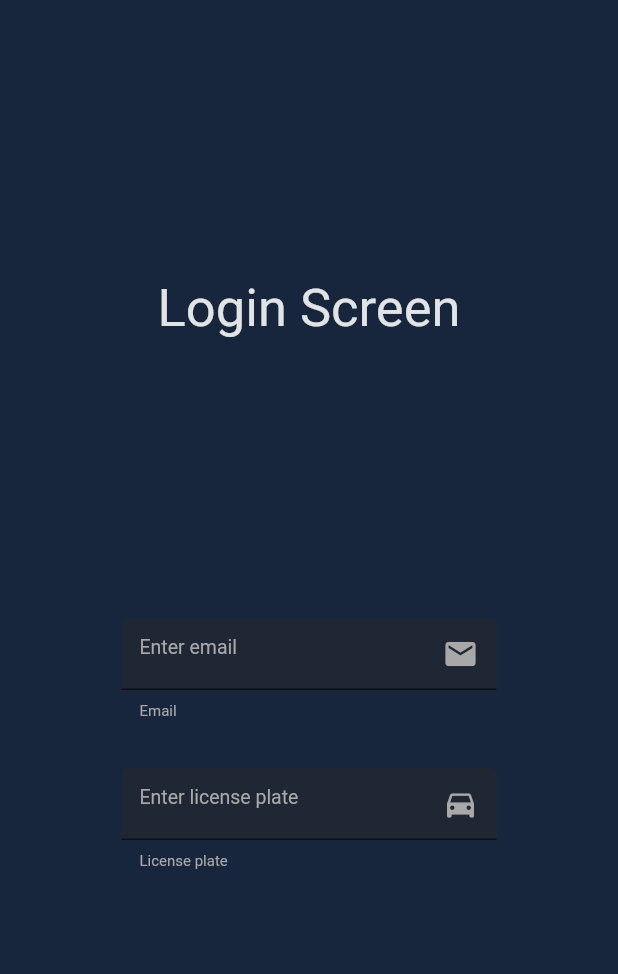
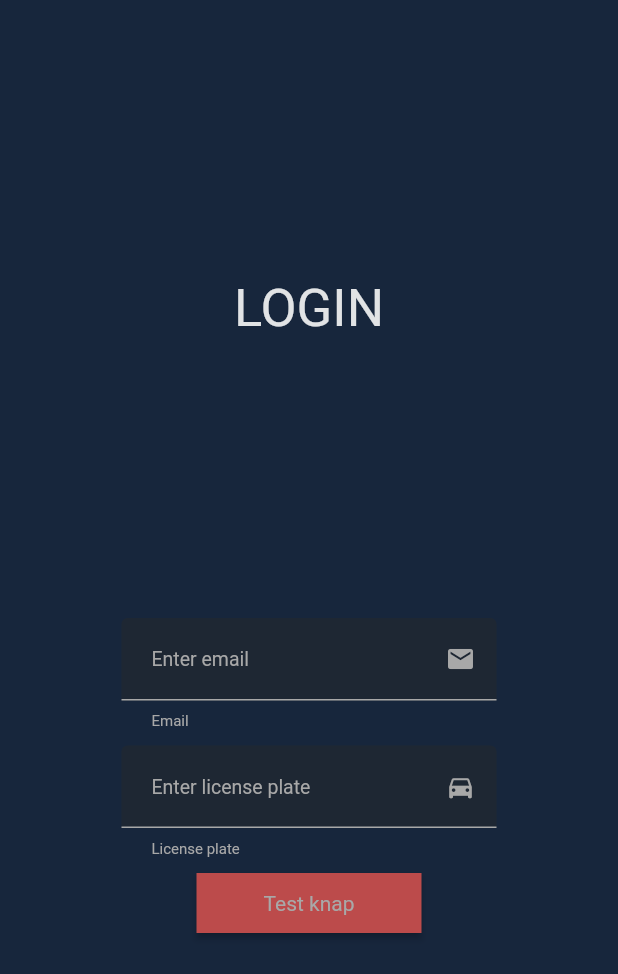
Before and after one commit to AAU-projects/P8-route-planner, a Flutter app: the screen it shows after launch, after a tap on "Login", on a phone screen of 412 x 824 dp. Shown: the top 974 px of the screen. Run offline on Flutter 3.47's test engine with Material 2 defaults, Android fonts, the phone set to English and light mode, and no system bars; our stand-ins replace get_it.

Commit message:
FormProvider created

```diff
--- /dev/null
+++ b/route_app/lib/core/providers/form_provider.dart
@@ -0,0 +1,43 @@
+import 'package:flutter/material.dart';
+
+///
+class FormProvider with ChangeNotifier {
+
+  Map<String, bool> _fields = <String, bool>{};
+  bool _accept = false;
+
+  ///
+  bool get accept => _accept;
+
+  ///
+  void register(String name, bool value) {
+    if (_fields.containsKey(name)) {
+      throw Exception('name already exists! To change value use changeStatus');
+    } else {
+      _fields[name] = value;
+    }
+  }
+
+  ///
+  void changeStatus(String name, bool value) {
+    if (_fields.containsKey(name)) {
+      _fields.update(name, (bool value) => value);
+      _accept = _updateAccept();
+      print(_accept.toString());
+      print(_fields);
+      notifyListeners();
+      print(name + ' : ' + value.toString());
+    } else {
+      throw Exception('name dont exists! Register the field first!');
+    }
+  }
+
+  bool _updateAccept() {
+    for (bool value in _fields.values) {
+      if (!value) {
+        return false;
+      }
+    }
+    return true;
+  }
+}
--- a/route_app/lib/layout/constants/colors.dart
+++ b/route_app/lib/layout/constants/colors.dart
@@ -20,3 +20,6 @@ const Color NeturalGrey = Color.fromARGB(255, 168, 168, 168);
 
 /// Dark background color for textfield
 const Color TextFieldBG = Color.fromARGB(255, 30, 39, 51);
+
+/// Custom button inactive color
+const Color CustomButtonInactive = Color.fromARGB(255, 25, 33, 43);
--- a/route_app/lib/layout/screens/login.dart
+++ b/route_app/lib/layout/screens/login.dart
@@ -1,11 +1,21 @@
 import 'package:flutter/material.dart';
 import 'package:flutter/widgets.dart';
+import 'package:provider/provider.dart';
+import '../../core/providers/form_provider.dart';
 import '../constants/colors.dart' as color;
+import '../constants/validators.dart' as validators;
 import '../widgets/fields/custom_text_field.dart';
-import '../constants/validators.dart' as validators;
+import '../widgets/buttons/custom_button.dart';
 
 /// Documentation
 class LoginScreen extends StatelessWidget {
+  final TextEditingController _emailController = TextEditingController();
+  final TextEditingController _licenseController = TextEditingController();
+
+  void test() {
+    print("Test");
+  }
+
   @override
   Widget build(BuildContext context) {
     return Scaffold(
@@ -13,30 +23,42 @@ class LoginScreen extends StatelessWidget {
       body: Center(
         child: LayoutBuilder(
           builder: (BuildContext context, BoxConstraints constraints) {
+            return ChangeNotifierProvider<FormProvider>(
+                builder: (_) => FormProvider(),
+                child: Consumer<FormProvider>(builder: (BuildContext context,
+                    FormProvider formProvider, Widget child) {
                   return Column(
                     children: <Widget>[
                       Container(
                           alignment: Alignment.center,
                           height: constraints.maxHeight / 2,
                           width: MediaQuery.of(context).size.width / 2,
-                    child: const Text('Login Screen',
-                        style: TextStyle(fontSize: 35.0, color: color.Text))
-                ),
+                          child: const Text('LOGIN',
+                              style: TextStyle(
+                                  fontSize: 35.0, color: color.Text))),
                       CustomTextField(
                           hint: 'Enter email',
                           icon: Icons.mail,
                           helper: 'Email',
                           validator: validators.email,
-                  errorText: 'Jeg er en fejlbesked',
-                ),
+                          errorText: 'Invalid email',
+                          controller: _emailController,
+                          provider: formProvider),
                       CustomTextField(
                           hint: 'Enter license plate',
                           icon: Icons.directions_car,
-                  helper: 'License plate'
-                  //errorText: 'Jeg er en fejlbesked',
-                ),
+                          helper: 'License plate',
+                          validator: validators.licensePlate,
+                          errorText: 'Invalid license plate',
+                          controller: _licenseController,
+                          provider: formProvider),
+                      CustomButton(
+                        onPressed: test,
+                        buttonText: 'Test knap',
+                        provider: formProvider)
                     ],
                   );
+                }));
           },
         ),
       ),
--- /dev/null
+++ b/route_app/lib/layout/widgets/buttons/custom_button.dart
@@ -0,0 +1,67 @@
+import 'package:flutter/material.dart';
+import 'package:flutter/widgets.dart';
+import 'package:provider/provider.dart';
+import 'package:route_app/core/providers/form_provider.dart';
+import '../../constants/colors.dart' as color;
+
+///
+class CustomButton extends StatefulWidget {
+
+  ///
+  const CustomButton({
+    Key key,
+    @required this.onPressed,
+    @required this.buttonText,
+    this.provider
+  }) : super(key: key);
+
+  ///
+  final GestureTapCallback onPressed;
+
+  ///
+  final String buttonText;
+
+  ///
+  final FormProvider provider;
+
+  @override
+  _CustomButtonState createState() => _CustomButtonState();
+}
+
+class _CustomButtonState extends State<CustomButton> {
+  @override
+  Widget build(BuildContext context) {
+    return _button();
+  }
+
+  Widget _button() {
+    return SizedBox(
+      height: 40.0,
+      width: 150.0,
+      child: RawMaterialButton(
+        onPressed: widget.onPressed,
+        fillColor: widget.provider.accept
+          ? color.CorrectColor
+          : color.ErrorColor,
+        splashColor: Colors.white,
+        child: Padding(
+          padding: const EdgeInsets.all(10.0),
+          child: Column(
+            crossAxisAlignment: CrossAxisAlignment.center,
+            mainAxisAlignment: MainAxisAlignment.center,
+            children: <Widget>[
+              Text(
+                widget.buttonText,
+                style: TextStyle(
+                  color: color.NeturalGrey,
+                  fontSize: 14
+                ),
+              )
+            ],
+          )
+        )
+      )
+    );
+  }
+
+}
--- a/route_app/lib/layout/widgets/fields/custom_text_field.dart
+++ b/route_app/lib/layout/widgets/fields/custom_text_field.dart
@@ -1,25 +1,31 @@
-import 'package:flutter/cupertino.dart';
 import 'package:flutter/material.dart';
 import 'package:flutter/widgets.dart';
+import 'package:provider/provider.dart';
+import 'package:route_app/core/providers/form_provider.dart';
 import '../../constants/colors.dart' as color;
 
-/// DOCUMENT THIS
+/// Custom text field matching the app's design guidelines.
+///
+/// Can have optional icon
+/// Have Accept and Error states based on the provided validator (optional)
 class CustomTextField extends StatefulWidget {
 
    /// Textfield constructor
-  CustomTextField({
+  const CustomTextField({
     Key key,
     @required this.hint,
+    @required this.controller,
     this.helper,
     this.icon,
     this.errorText,
-    this.validator
+    this.validator,
+    this.provider
   }) : super(key: key);
 
   /// The hint text to display in the textfield
   final String hint;
 
-  /// DOCUMENT THIS
+  /// Helper text to display under textfield
   final String helper;
 
   /// The suffix icon to display
@@ -31,7 +37,11 @@ class CustomTextField extends StatefulWidget {
   /// The validator to use for input validation
   final Function validator;
 
-  String _input;
+  /// Text controler to retrive the input of the textfield
+  final TextEditingController controller;
+
+  ///
+  final FormProvider provider;
 
   @override
   _CustomTextFieldState createState() => _CustomTextFieldState();
@@ -39,46 +49,76 @@ class CustomTextField extends StatefulWidget {
 
 /// Custom text field with specific color coding depending on the input
 class _CustomTextFieldState extends State<CustomTextField> {
+  // Boolean to check if the input is valid (checked using the validator)
   bool _valid = true;
+  // Boolean to check if input is valid and the user has removed focus
+  bool _completed = false;
   bool _lastFocus = false;
-  bool _completed = false;
+  String _input;
   final FocusNode _node = FocusNode();
 
   @override
   void initState() {
     super.initState();
+    widget.provider.register(widget.hint, false);
     _node.addListener(onFocusChange);
   }
 
+  @override
+  void dispose() {
+    _node.removeListener(onFocusChange);
+    _node.dispose();
+    super.dispose();
+  }
+
+  // Validates the input of the textfield if the focus changes
   void onFocusChange() {
     if (_lastFocus != _node.hasFocus) {
       if (_lastFocus && !_node.hasFocus) {
-        _valid = widget.validator(widget._input);
+        if (_input != null) {
+          validateInput(_input);
         }
-      setState(() { _lastFocus = _node.hasFocus; });
+      }
+      setState(() {
+        _lastFocus = _node.hasFocus;
+      });
     }
   }
 
+  // Validate the input using the given validator
   void validateInput(String input) {
     setState(() {
       _valid = widget.validator(input);
+
+      if (_input != null) {
+        if (_input.isNotEmpty) {
+          _completed = _valid;
+          widget.provider.changeStatus(widget.hint, _valid);
+        }
+        else {
+          _completed = false;
+        }
+      }
     });
   }
 
   @override
   Widget build(BuildContext context) {
-    return widget.icon != null? _iconField() : _field();
+    return _field();
   }
 
-  Widget _iconField() {
+  Widget _field() {
     return SizedBox(
-      height: 100.0,
+      height: 85.0,
       width: 250.0,
       child: TextField(
+        controller: widget.controller,
         focusNode: _node,
-        onChanged: (String value) {widget._input = value;},
+        onChanged: (String value) {_input = value;},
+        textAlignVertical: TextAlignVertical.center,
         style: TextStyle( color: Colors.white, fontSize: 13),
         decoration: InputDecoration(
+          contentPadding: const EdgeInsets.all(20.0),
           enabled: true,
           filled: true,
           fillColor: color.TextFieldBG,
@@ -86,14 +126,17 @@ class _CustomTextFieldState extends State<CustomTextField> {
           hintText: widget.hint,
           errorText: _valid? null : widget.errorText,
           errorStyle: TextStyle(color: color.ErrorColor, fontSize: 10),
-          suffixIcon: Icon(
+          suffixIcon: widget.icon != null
+            ? Icon(
                 widget.icon,
+                size: 20.0,
                 color: _completed
                 ? color.CorrectColor
                 : _valid
                   ? color.NeturalGrey
                   : color.ErrorColor
-          ),
+            )
+            : null,
           hintStyle: TextStyle(color: color.NeturalGrey, fontSize: 13),
           helperStyle: TextStyle(color: color.NeturalGrey, fontSize: 10),
           focusedBorder: UnderlineInputBorder(
@@ -101,24 +144,11 @@ class _CustomTextFieldState extends State<CustomTextField> {
               ? BorderSide(color: color.CorrectColor)
               : BorderSide(color: Colors.white)
           ),
+          enabledBorder: UnderlineInputBorder(
+            borderSide: _completed
+              ? BorderSide(color: color.CorrectColor)
+              : BorderSide(color: color.NeturalGrey)
           ),
-      ),
-    );
-  }
-
-  Widget _field() {
-    return SizedBox(
-      height: 55.0,
-      width: 250.0,
-      child: TextField(
-        onSubmitted: (String value) {validateInput(value);},
-        decoration: InputDecoration(
-          enabled: true,
-          filled: true,
-          fillColor: color.TextFieldBG,
-          helperText: 'NO ICON',
-          hintText: widget.hint,
-          errorText: 'Hej'
         ),
       ),
     );
```
Also changed, not shown: route_app/lib/layout/constants/validators.dart (+10 -1 lines), 2 other files. Lines whose indentation alone changed are shown as unchanged.
